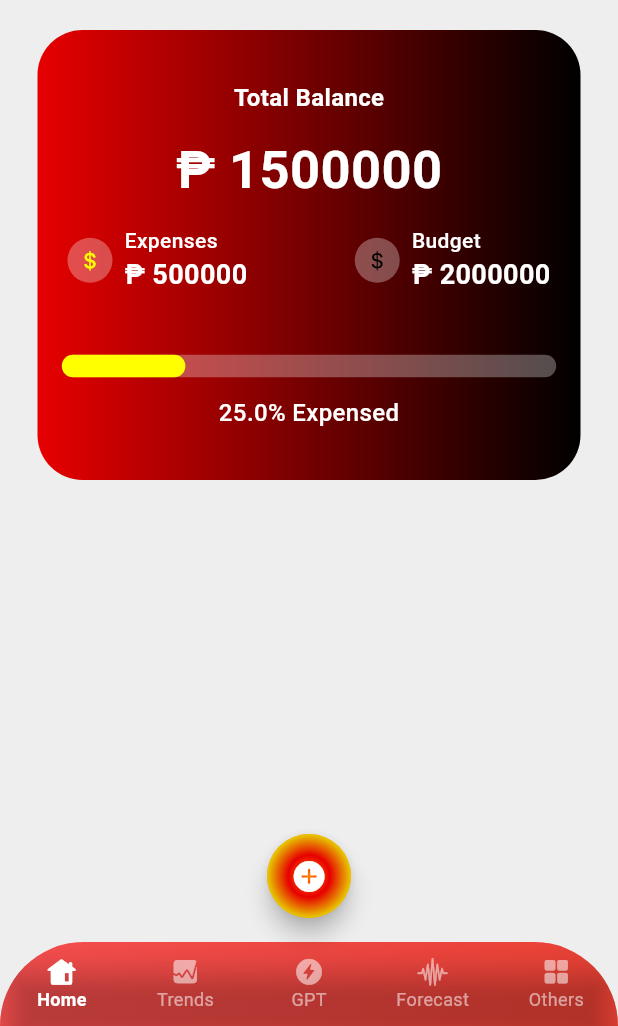
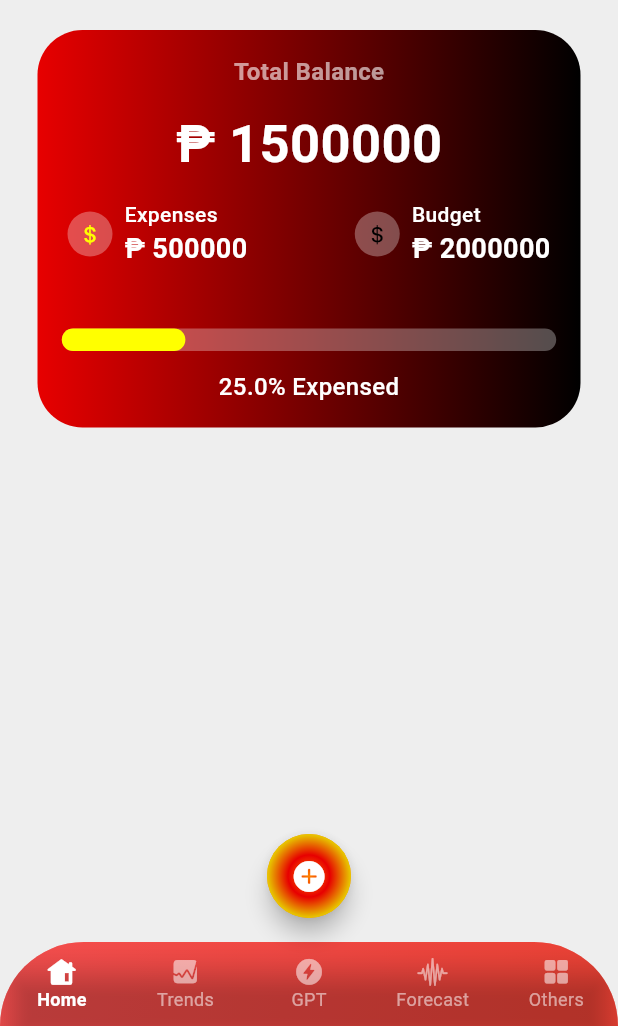
Before and after one commit to donyelqt/pera-pinoy, a Flutter app: the screen it shows after launch, on a phone screen of 412 x 824 dp, the part 210-1236 px from its top. Run offline on Flutter 3.47's test engine with Material 3 defaults, Android fonts, the phone set to English and light mode, and no system bars.

Commit message:
"Updated MainScreen: changed container height from 300 to 265, and text color from white to white60."

```diff
--- a/lib/screens/home/views/main_screen.dart
+++ b/lib/screens/home/views/main_screen.dart
@@ -89,7 +89,7 @@ class MainScreen extends StatelessWidget {
             const SizedBox(height: 20),
             Container(
               width: MediaQuery.of(context).size.width,
-              height: 300,
+              height: 265,
               decoration: BoxDecoration(
                 gradient: LinearGradient(
                   colors: [
@@ -106,7 +106,7 @@ class MainScreen extends StatelessWidget {
                     "Total Balance",
                     style: TextStyle(
                         fontSize: 16,
-                        color: Colors.white,
+                        color: Colors.white60,
                         fontWeight: FontWeight.w600),
                   ),
                   const SizedBox(height: 12),
```
